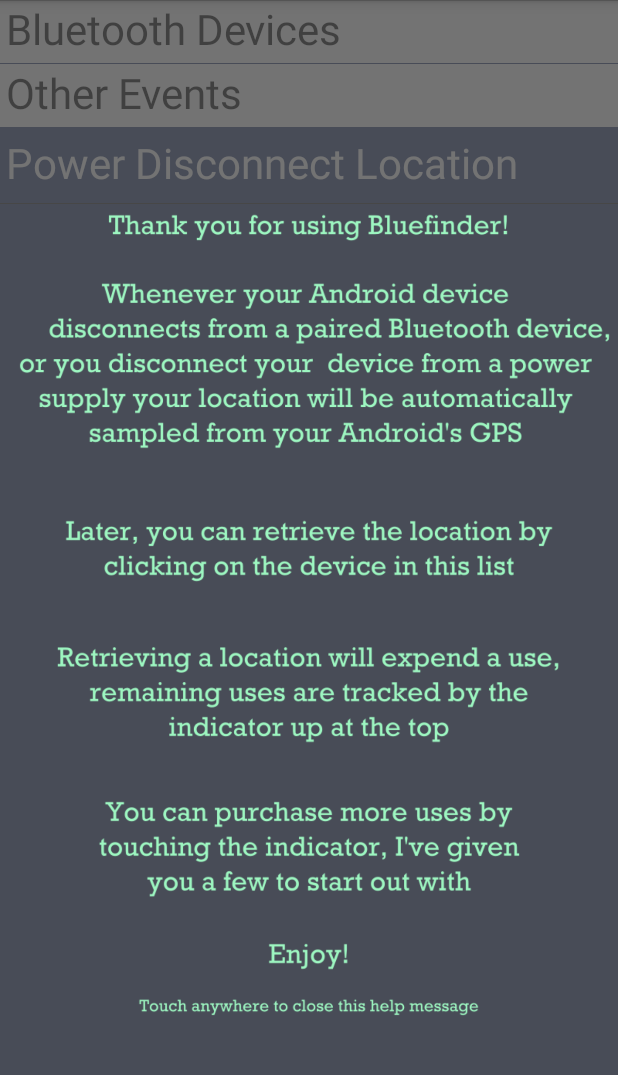
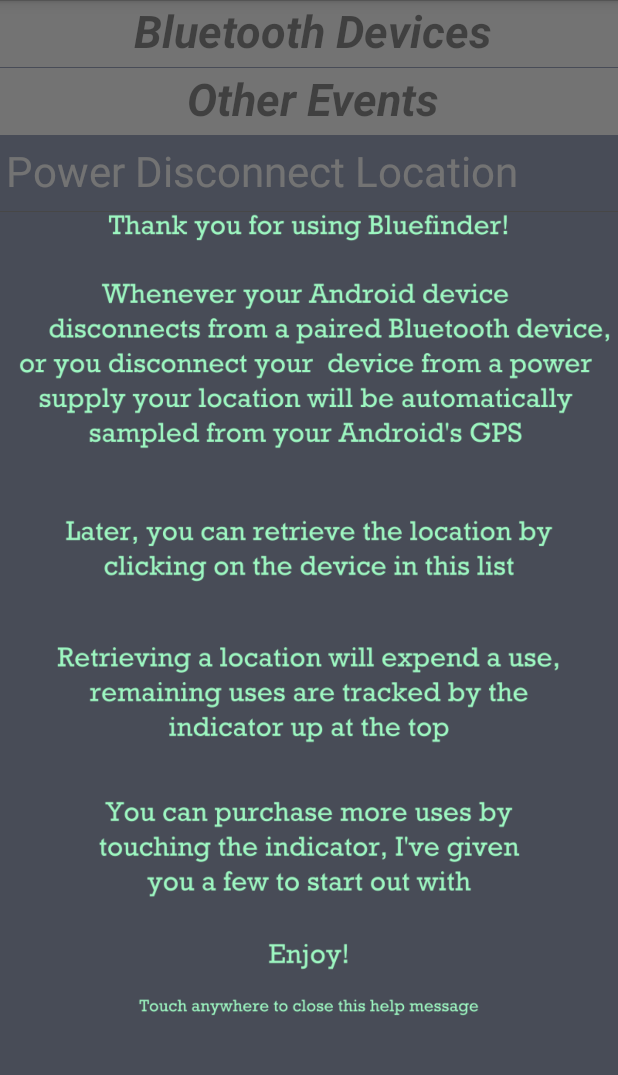
Before and after one commit to CSberger/Bluefinder, an Android app: the screen it shows after launch (FindCar), on a phone screen of 412 x 824 dp, the part 72-1147 px from its top. Run offline under Robolectric (Android 15) with nearby library versions, the phone set to English and light mode, and no system bars; libraries missing offline, so code that uses them is left out: com.android.vending; 6 statements that could not run were skipped.

Commit message:
formatting to make headers more distinct

```diff
--- a/Bluefinder/src/main/res/layout/item_header.xml
+++ b/Bluefinder/src/main/res/layout/item_header.xml
@@ -13,11 +13,17 @@
         android:layout_alignParentLeft="true"
         android:paddingLeft="4dp"
         android:paddingBottom="4dp"
-        android:textSize="28sp"
+        android:textSize="30sp"
         android:text="@string/device_name_text"
         android:textColor="#000"
 
-        />
+        android:textAlignment="center"
+        android:layout_centerVertical="true"
+        android:layout_alignParentRight="true"
+        android:layout_alignParentEnd="true"
+        android:gravity="center_horizontal"
+        android:textStyle="bold|italic"
+        android:typeface="sans" />
 
 
 </RelativeLayout>
```
